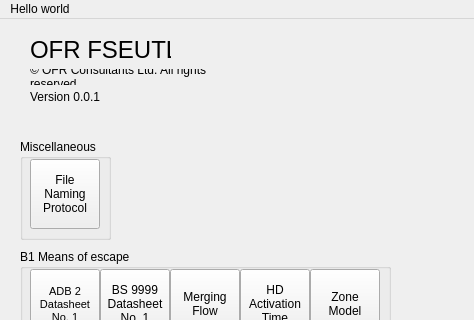
The window that fseutil/guilayout/ui/main.ui (fsepy/fseutil) describes before a commit, drawn with Qt 5; both pictures show x 0 to 474 and y 0 to 320 of the 474 by 614 pixel window.
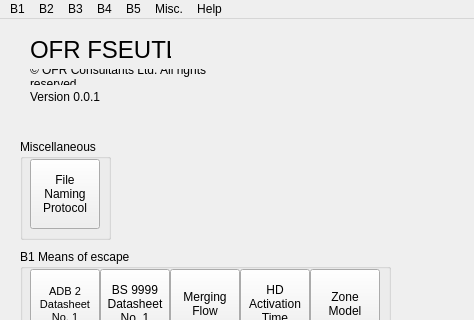
The same window after the commit. Icons and pictures are not drawn.

```diff
--- a/fseutil/guilayout/ui/main.ui
+++ b/fseutil/guilayout/ui/main.ui
@@ -333,15 +333,56 @@
      <x>0</x>
      <y>0</y>
      <width>474</width>
-     <height>21</height>
+     <height>22</height>
     </rect>
    </property>
-   <widget class="QMenu" name="menuHello_world">
+   <widget class="QMenu" name="menu_B1">
     <property name="title">
-     <string>Hello world</string>
+     <string>B1</string>
     </property>
    </widget>
-   <addaction name="menuHello_world"/>
+   <widget class="QMenu" name="menu_B2">
+    <property name="title">
+     <string>B2</string>
+    </property>
+   </widget>
+   <widget class="QMenu" name="menu_B3">
+    <property name="title">
+     <string>B3</string>
+    </property>
+   </widget>
+   <widget class="QMenu" name="menu_B4">
+    <property name="title">
+     <string>B4</string>
+    </property>
+    <addaction name="action_0401_BR_187_parallel_simple"/>
+    <addaction name="action_0402_BR_187_perpendicular_simple"/>
+    <addaction name="action_0403_BR_187_parallel_complex"/>
+    <addaction name="action_0404_BR_187_perpendicular_complex"/>
+   </widget>
+   <widget class="QMenu" name="menu_B5">
+    <property name="title">
+     <string>B5</string>
+    </property>
+   </widget>
+   <widget class="QMenu" name="menuHelp">
+    <property name="title">
+     <string>Help</string>
+    </property>
+   </widget>
+   <widget class="QMenu" name="menu_Misc">
+    <property name="title">
+     <string>Misc.</string>
+    </property>
+    <addaction name="action_0601_OFR_naming_protocol"/>
+   </widget>
+   <addaction name="menu_B1"/>
+   <addaction name="menu_B2"/>
+   <addaction name="menu_B3"/>
+   <addaction name="menu_B4"/>
+   <addaction name="menu_B5"/>
+   <addaction name="menu_Misc"/>
+   <addaction name="menuHelp"/>
   </widget>
   <widget class="QStatusBar" name="statusbar"/>
  </widget>
```
Left out of the diff: 49 changed lines with no effect on the pictures.
